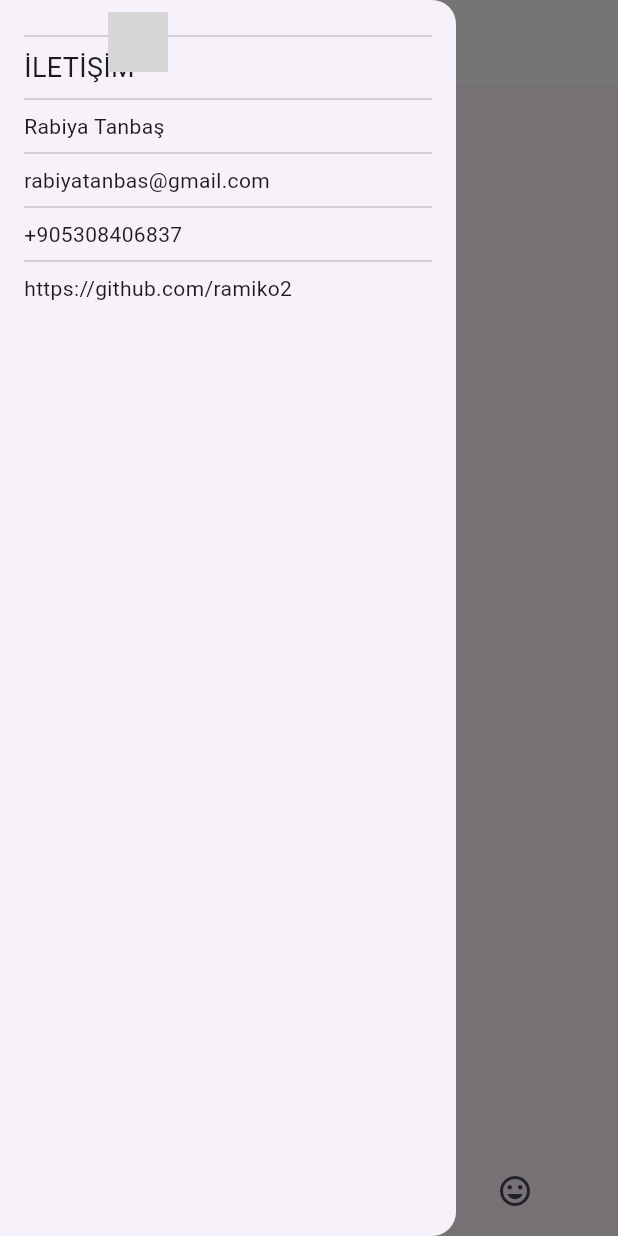
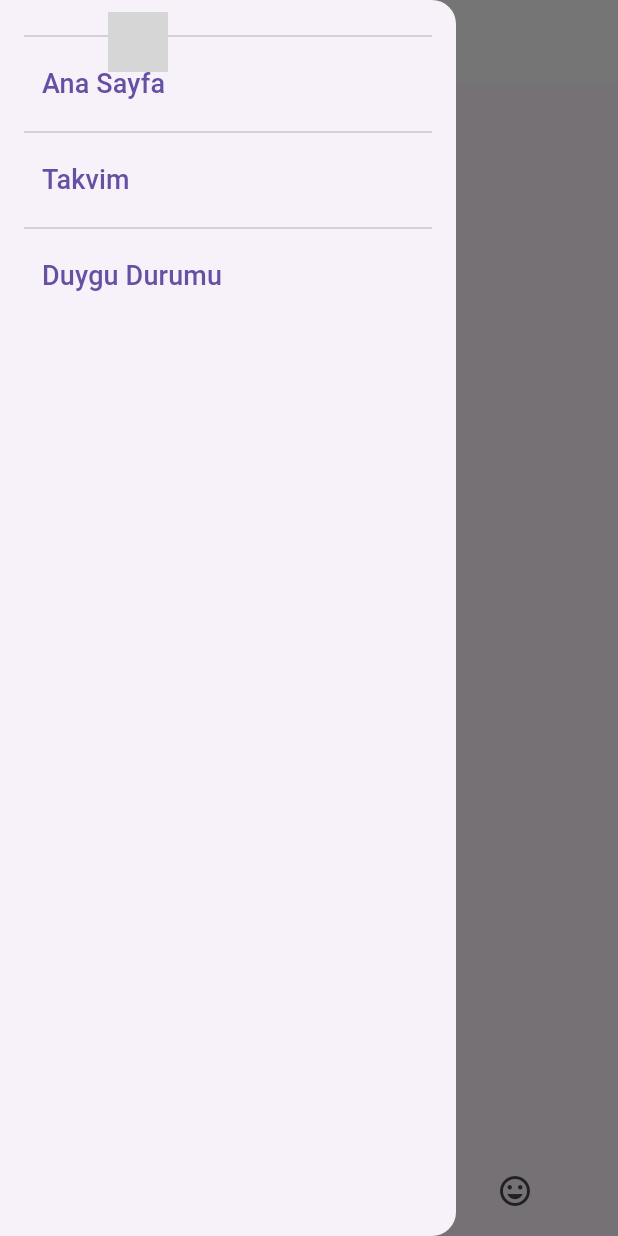
Before and after one commit to ramiko2/HappyPulse, a Flutter app: the MoodScreen screen opened by its route, with the side drawer open, on a phone screen of 412 x 824 dp. Run offline on Flutter 3.47's test engine with Material 3 defaults, Android fonts, the phone set to English and light mode, and no system bars; our stand-ins replace go_router, table_calendar; grey boxes are pictures that could not be loaded.

Commit message:
Yaptığınız değişikliklerin açıklaması

```diff
--- a/lib/main.dart
+++ b/lib/main.dart
@@ -4,6 +4,7 @@ import 'package:happypulse/screens/boarding_screen.dart';
 import 'package:happypulse/screens/home_screen.dart';
 import 'package:happypulse/screens/calendar_screen.dart';
 import 'package:happypulse/screens/mood_screen.dart';
+import 'package:happypulse/screens/login_screen.dart';
 
 void main() {
   runApp(const MyApp());
@@ -19,6 +20,10 @@ class MyApp extends StatelessWidget {
         GoRoute(
           path: '/',
           builder: (context, state) => const BoardingScreen(),
+        ),
+        GoRoute(
+          path: '/login',
+          builder: (context, state) => const LoginScreen(),
         ),
         GoRoute(
           path: '/home',
--- a/lib/screens/home_screen.dart
+++ b/lib/screens/home_screen.dart
@@ -66,22 +66,33 @@ class _HomeScreenState extends State<HomeScreen> {
           ],
         ),
       ),
-      drawer: const Drawer(
+      drawer: Drawer(
         child: Padding(
-          padding: EdgeInsets.all(16.0),
+          padding: const EdgeInsets.all(16.0),
           child: Column(
             crossAxisAlignment: CrossAxisAlignment.start,
             children: [
               Divider(),
-              Text("İLETİŞİM", style: TextStyle(fontSize: 18)),
+              TextButton(
+                onPressed: () {
+                  context.go('/home');
+                },
+                child: const Text("Ana Sayfa", style: TextStyle(fontSize: 18)),
+              ),
               Divider(),
-              Text("Rabiya Tanbaş"),
+              TextButton(
+                onPressed: () {
+                  context.go('/calendar');
+                },
+                child: const Text("Takvim", style: TextStyle(fontSize: 18)),
+              ),
               Divider(),
-              Text("rabiyatanbas@gmail.com"),
-              Divider(),
-              Text("+905308406837"),
-              Divider(),
-              Text("https://github.com/ramiko2"),
+              TextButton(
+                onPressed: () {
+                  context.go('/mood');
+                },
+                child: const Text("Duygu Durumu", style: TextStyle(fontSize: 18)),
+              ),
             ],
           ),
         ),
--- a/lib/screens/mood_screen.dart
+++ b/lib/screens/mood_screen.dart
@@ -112,22 +112,33 @@ class _MoodScreenState extends State<MoodScreen> {
           ],
         ),
       ),
-      drawer: const Drawer(
+      drawer: Drawer(
         child: Padding(
-          padding: EdgeInsets.all(16.0),
+          padding: const EdgeInsets.all(16.0),
           child: Column(
             crossAxisAlignment: CrossAxisAlignment.start,
             children: [
               Divider(),
-              Text("İLETİŞİM", style: TextStyle(fontSize: 18)),
+              TextButton(
+                onPressed: () {
+                  context.go('/home');
+                },
+                child: const Text("Ana Sayfa", style: TextStyle(fontSize: 18)),
+              ),
               Divider(),
-              Text("Rabiya Tanbaş"),
+              TextButton(
+                onPressed: () {
+                  context.go('/calendar');
+                },
+                child: const Text("Takvim", style: TextStyle(fontSize: 18)),
+              ),
               Divider(),
-              Text("rabiyatanbas@gmail.com"),
-              Divider(),
-              Text("+905308406837"),
-              Divider(),
-              Text("https://github.com/ramiko2"),
+              TextButton(
+                onPressed: () {
+                  context.go('/mood');
+                },
+                child: const Text("Duygu Durumu", style: TextStyle(fontSize: 18)),
+              ),
             ],
           ),
         ),
--- a/pubspec.yaml
+++ b/pubspec.yaml
@@ -26,3 +26,5 @@ flutter:
     - assets/happypulse.png
     - assets/logoo.png
     - assets/dongu.png
+    - assets/icons/google_icon.png
+    - assets/icons/apple_icon.png
```
Also changed, not shown: lib/screens/boarding_screen.dart (+7 -17 lines), lib/screens/calendar_screen.dart (+32 -5 lines), lib/screens/login_screen.dart (added, +90 -0 lines), assets/icons/apple_icon.png (added), assets/icons/google_icon.png (added), 4 other files.
